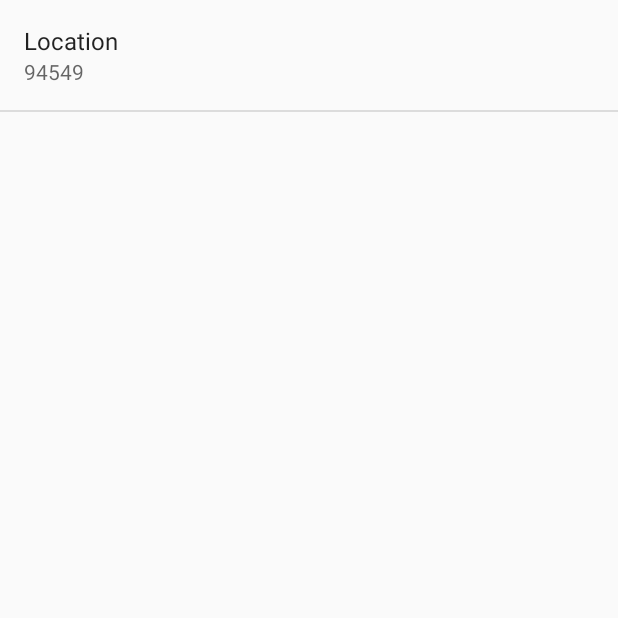
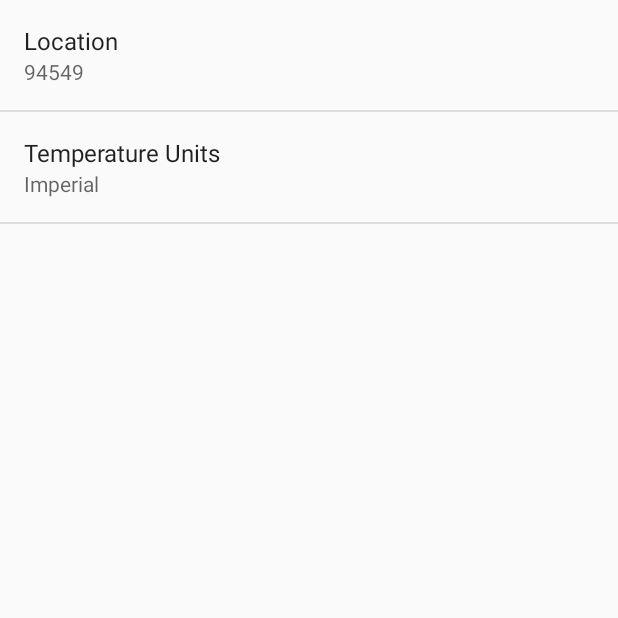
Before and after one commit to eesee/sunshine, an Android app: the screen it shows after launch (SettingsActivity), in the options menu, after a tap on "Settings", on a phone screen of 412 x 824 dp, the top half of it. Run offline under Robolectric (Android 15) with nearby library versions, the phone set to English and light mode, and no system bars.

Commit message:
Adds unit selection to settings

```diff
--- a/app/src/main/java/com/example/e/sunshine/app/ForecastFragment.java
+++ b/app/src/main/java/com/example/e/sunshine/app/ForecastFragment.java
@@ -35,8 +35,7 @@ import java.net.HttpURLConnection;
 import java.net.URL;
 import java.text.SimpleDateFormat;
 import java.util.ArrayList;
-import java.util.Arrays;
-import java.util.List;
+
 
 /**
  * A placeholder fragment containing a simple view.
@@ -64,14 +63,9 @@ public class ForecastFragment extends Fragment {
     public boolean onOptionsItemSelected(MenuItem item){
         int id = item.getItemId();
         if (id == R.id.action_refresh) {
-            FetchWeatherTask weatherTask = new FetchWeatherTask();
-            SharedPreferences prefs = PreferenceManager.getDefaultSharedPreferences(getActivity());
-                    String location = prefs.getString (getString(R.string.pref_location_key),
-                            getString(R.string.pref_location_default));
-            weatherTask.execute(location);
-
+            updateWeather();
             return true;
-        }git
+        }
         return super.onOptionsItemSelected(item);
     }
 
@@ -81,24 +75,13 @@ public class ForecastFragment extends Fragment {
     public View onCreateView(LayoutInflater inflater, ViewGroup container,
                              Bundle savedInstanceState) {
 
-        String[] forecastArray = {
-                "Today - Sunny - 88/63",
-                "Tomorrow - Foggy - 70/40",
-                "Weds - Cloudy - 72/63",
-                "Thurs - Foggy - 75/65",
-                "Fri - Rain - 80/55",
-                "Sat - Cloudy w/chance of Meatballs - 60/51",
-                "Sun - Sunny - 72/68"
-        };
-
-        List<String> weekForecast = new ArrayList<String>(Arrays.asList(forecastArray));
-
+        // use to populate the ListView it's attached to
         mForecastAdapter =
                 new ArrayAdapter<String>(
-                        getActivity(),
-                        R.layout.list_item_forecast,
-                        R.id.list_item_forecast_textview,
-                        weekForecast
+                        getActivity(), // current context (this activity)
+                        R.layout.list_item_forecast, // name of layout ID
+                        R.id.list_item_forecast_textview, // ID of textview to populate
+                        new ArrayList<String>()
                 );
 
         View rootView = inflater.inflate(R.layout.fragment_main, container, false);
@@ -119,6 +102,20 @@ public class ForecastFragment extends Fragment {
         return rootView;
     }
 
+    private void updateWeather() {
+        FetchWeatherTask weatherTask = new FetchWeatherTask();
+        SharedPreferences prefs = PreferenceManager.getDefaultSharedPreferences(getActivity());
+        String location = prefs.getString(getString(R.string.pref_location_key),
+                getString(R.string.pref_location_default));
+        weatherTask.execute(location);
+    }
+
+    @Override
+    public void onStart() {
+        super.onStart();
+        updateWeather();
+    }
+
     public class FetchWeatherTask extends AsyncTask<String, Void, String[]> {
 
         private final String LOG_TAG = FetchWeatherTask.class.getSimpleName();
@@ -136,7 +133,16 @@ public class ForecastFragment extends Fragment {
         /**
          * Prepare the weather high/lows for presentation.
          */
-        private String formatHighLows(double high, double low) {
+        private String formatHighLows(double high, double low, String unitType) {
+
+            if (unitType.equals(getString(R.string.pref_units_imperial)))
+            {
+                high = (high * 1.8) + 32;
+                low = (low * 1.8) + 32;
+            } else if (!unitType.equals(getString(R.string.pref_units_metric))) {
+                Log.d(LOG_TAG, "Unit type not found: " + unitType);
+            }
+
             // For presentation, assume the user doesn't care about tenths of a degree.
             long roundedHigh = Math.round(high);
             long roundedLow = Math.round(low);
@@ -184,6 +190,13 @@ public class ForecastFragment extends Fragment {
             dayTime = new Time();
 
             String[] resultStrs = new String[numDays];
+
+            SharedPreferences sharedPrefs =
+                    PreferenceManager.getDefaultSharedPreferences(getActivity());
+            String unitType = sharedPrefs.getString(
+                    getString(R.string.pref_units_key),
+                    getString(R.string.pref_units_imperial));
+
             for(int i = 0; i < weatherArray.length(); i++) {
                 // For now, using the format "Day, description, hi/low"
                 String day;
@@ -211,7 +224,7 @@ public class ForecastFragment extends Fragment {
                 double high = temperatureObject.getDouble(OWM_MAX);
                 double low = temperatureObject.getDouble(OWM_MIN);
 
-                highAndLow = formatHighLows(high, low);
+                highAndLow = formatHighLows(high, low, unitType);
                 resultStrs[i] = day + " - " + description + " - " + highAndLow;
             }
 
--- a/app/src/main/java/com/example/e/sunshine/app/SettingsActivity.java
+++ b/app/src/main/java/com/example/e/sunshine/app/SettingsActivity.java
@@ -26,6 +26,7 @@ public class SettingsActivity extends PreferenceActivity
         // For all preferences, attach an OnPreferenceChangeListener so the UI summary can be
         // updated when the preference changes.
         bindPreferenceSummaryToValue(findPreference(getString(R.string.pref_location_key)));
+        bindPreferenceSummaryToValue(findPreference(getString(R.string.pref_units_key)));
     }
 
     /**
--- /dev/null
+++ b/app/src/main/res/values/arrays.xml
@@ -0,0 +1,12 @@
+<?xml version="1.0" encoding="utf-8"?>
+<resources>
+    <string-array name="prefs_units_options">
+        <item>@string/pref_units_label_metric</item>
+        <item>@string/pref_units_label_imperial</item>
+    </string-array>
+
+    <string-array name="prefs_units_values">
+        <item>@string/pref_units_metric</item>
+        <item>@string/pref_units_imperial</item>
+    </string-array>
+</resources>
--- a/app/src/main/res/values/strings.xml
+++ b/app/src/main/res/values/strings.xml
@@ -13,4 +13,11 @@
 
     <!-- Default postal code for location preference [CHAR LIMIT=NONE] -->
     <string name="pref_location_default" translatable="false">94549</string>
+
+    <string name="pref_units_label" translatable="false">Temperature Units</string>
+    <string name="pref_units_label_imperial" translatable="false">Imperial</string>
+    <string name="pref_units_label_metric" translatable="false">Metric</string>
+    <string name="pref_units_key" translatable="false">units</string>
+    <string name="pref_units_imperial" translatable="false">imperial</string>
+    <string name="pref_units_metric" translatable="false">metric</string>
 </resources>
--- a/app/src/main/res/xml/pref_general.xml
+++ b/app/src/main/res/xml/pref_general.xml
@@ -10,4 +10,11 @@
         android:inputType="text"
         android:singleLine="true" />
 
+    <ListPreference
+        android:title="@string/pref_units_label"
+        android:key="@string/pref_units_key"
+        android:defaultValue="@string/pref_units_imperial"
+        android:entryValues="@array/prefs_units_values"
+        android:entries="@array/prefs_units_options" />
+
 </PreferenceScreen>
```
